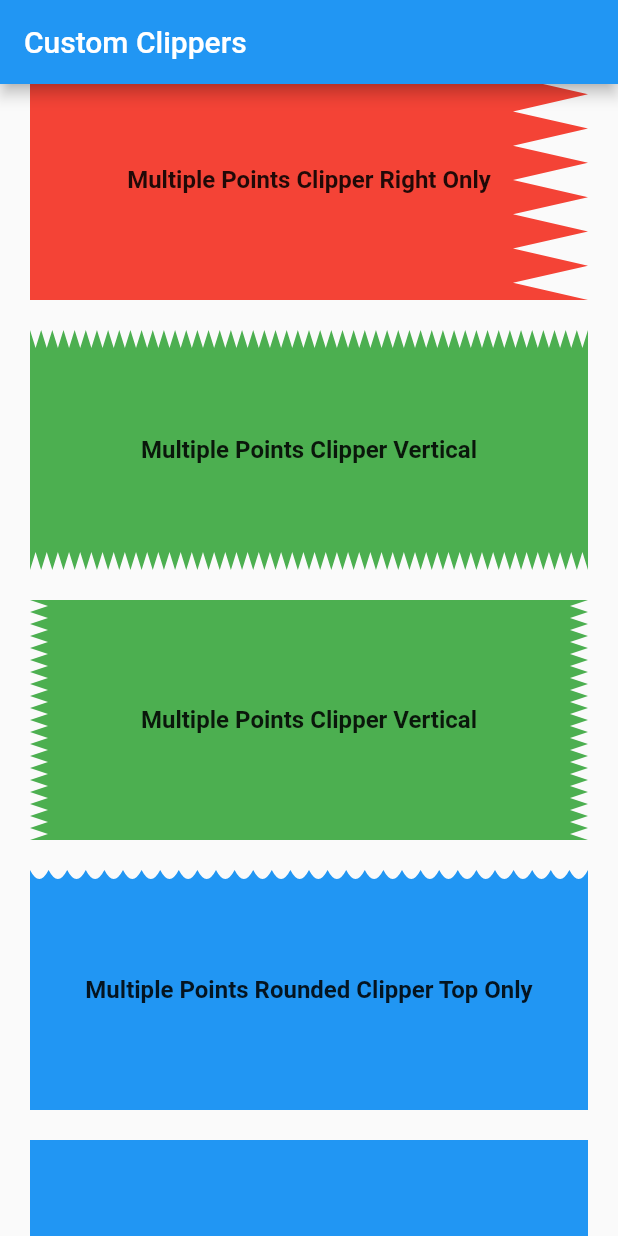
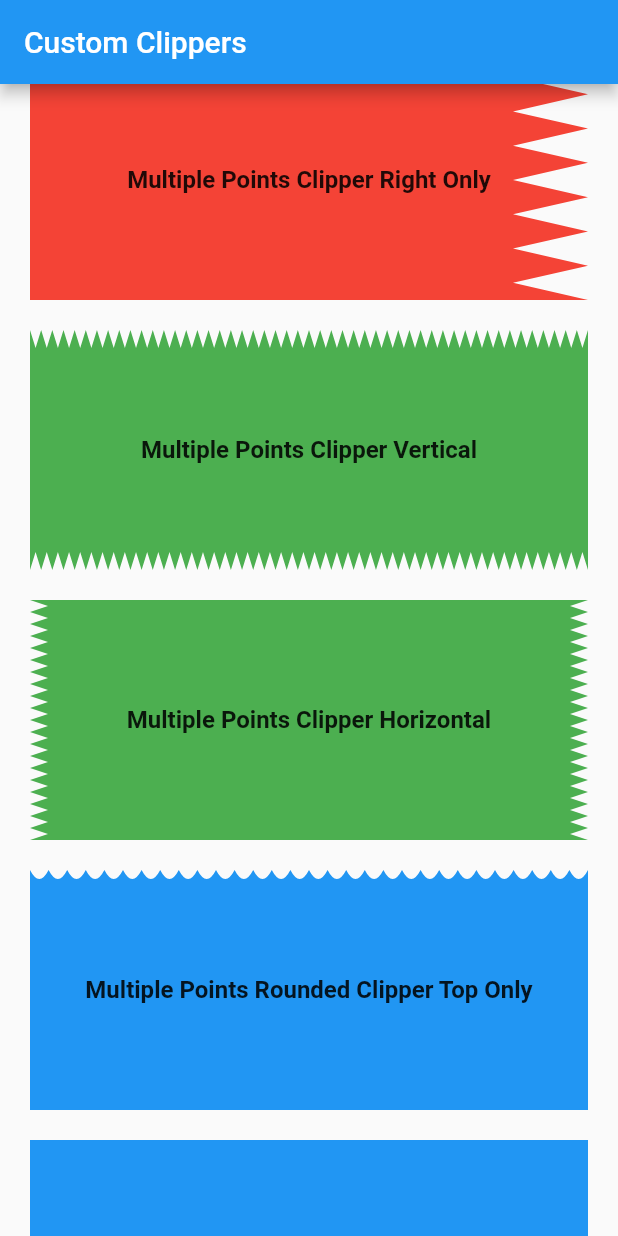
Before and after one commit to jagritjkh/custom_clippers, a Flutter app: the screen it shows after launch, scrolled down 576 dp, on a phone screen of 412 x 824 dp. Run offline on Flutter 3.47's test engine with Material 2 defaults, Android fonts, the phone set to English and light mode, and no system bars.

Commit message:
Update text Multiple Points Clipper Horizontal

```diff
--- a/example/lib/main.dart
+++ b/example/lib/main.dart
@@ -100,7 +100,7 @@ class _ClippersPageState extends State<ClippersPage> {
             clipper: MultiplePointsClipper(Sides.horizontal, numberOfPoints: 20),
             child: ContainerToClip(
               Colors.green,
-              'Multiple Points Clipper Vertical',
+              'Multiple Points Clipper Horizontal',
             ),
           ),
 
```
